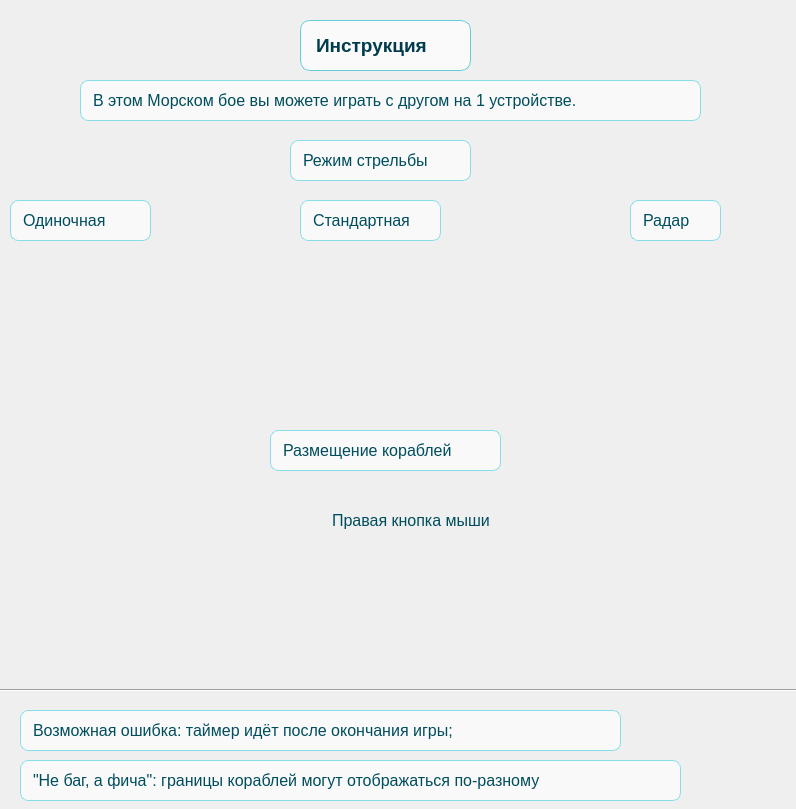
Above: instruction.ui from ArgentiLover/SeaBattleProject before the change. Below: the same form after it.
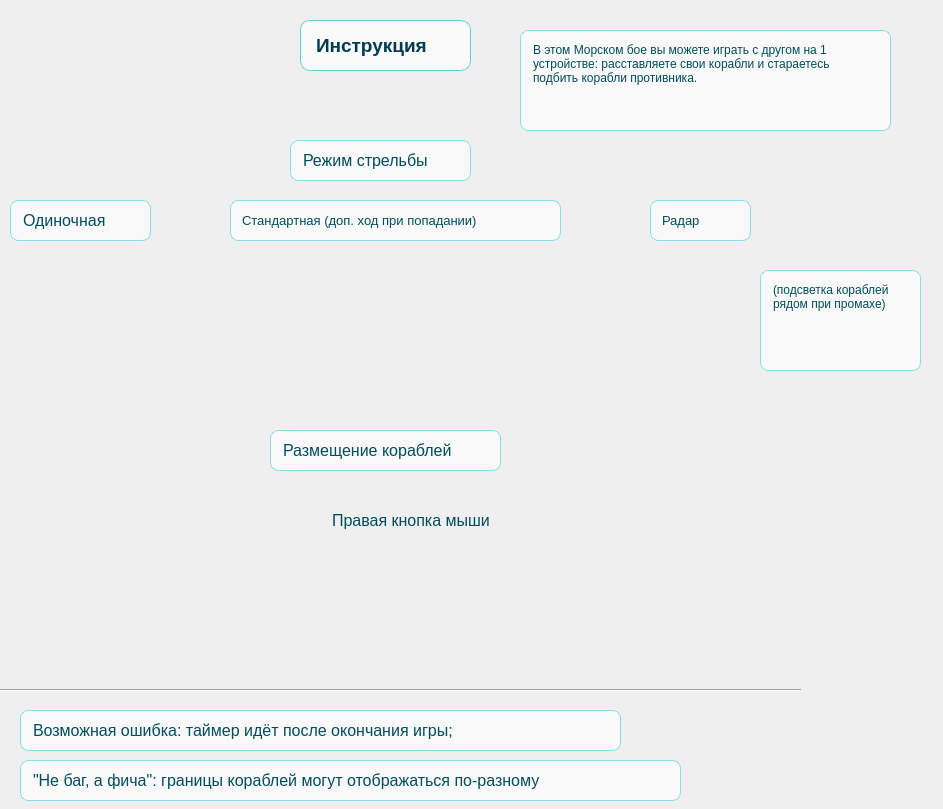
That is the form after the change. Icons and pictures are not drawn.

Commit message: изменил инструкцию

```diff
--- a/instruction.ui
+++ b/instruction.ui
@@ -6,7 +6,7 @@
    <rect>
     <x>0</x>
     <y>0</y>
-    <width>796</width>
+    <width>943</width>
     <height>809</height>
    </rect>
   </property>
@@ -46,30 +46,6 @@
     <string>Инструкция</string>
    </property>
   </widget>
-  <widget class="QLabel" name="label_2">
-   <property name="geometry">
-    <rect>
-     <x>80</x>
-     <y>80</y>
-     <width>621</width>
-     <height>41</height>
-    </rect>
-   </property>
-   <property name="styleSheet">
-    <string notr="true">background-color: rgba(255, 255, 255, 160);
-color: #004d5c;
-border: 1px solid #88ddea;
-border-radius: 8px;
-padding: 8px;
-font-size: 12pt;
-font-weight: normal;
-font-family: &quot;Segoe UI&quot;, &quot;Arial&quot;, sans-serif;
-</string>
-   </property>
-   <property name="text">
-    <string>В этом Морском бое вы можете играть с другом на 1 устройстве.</string>
-   </property>
-  </widget>
   <widget class="QLabel" name="label_3">
    <property name="geometry">
     <rect>
@@ -145,9 +121,9 @@
   <widget class="QLabel" name="label_6">
    <property name="geometry">
     <rect>
-     <x>300</x>
+     <x>230</x>
      <y>200</y>
-     <width>141</width>
+     <width>331</width>
      <height>41</height>
     </rect>
    </property>
@@ -157,21 +133,21 @@
 border: 1px solid #88ddea;
 border-radius: 8px;
 padding: 8px;
-font-size: 12pt;
+font-size: 10pt;
 font-weight: normal;
 font-family: &quot;Segoe UI&quot;, &quot;Arial&quot;, sans-serif;
 </string>
    </property>
    <property name="text">
-    <string>Стандартная</string>
+    <string>Стандартная (доп. ход при попадании)</string>
    </property>
   </widget>
   <widget class="QLabel" name="label_7">
    <property name="geometry">
     <rect>
-     <x>630</x>
+     <x>650</x>
      <y>200</y>
-     <width>91</width>
+     <width>101</width>
      <height>41</height>
     </rect>
    </property>
@@ -181,13 +157,13 @@
 border: 1px solid #88ddea;
 border-radius: 8px;
 padding: 8px;
-font-size: 12pt;
+font-size: 10pt;
 font-weight: normal;
 font-family: &quot;Segoe UI&quot;, &quot;Arial&quot;, sans-serif;
 </string>
    </property>
    <property name="text">
-    <string>Радар</string>
+    <string>Радар </string>
    </property>
   </widget>
   <widget class="QLabel" name="label_8">
@@ -385,6 +361,68 @@
     <string>&quot;Не баг, а фича&quot;: границы кораблей могут отображаться по-разному</string>
    </property>
   </widget>
+  <widget class="QTextBrowser" name="textBrowser">
+   <property name="geometry">
+    <rect>
+     <x>520</x>
+     <y>30</y>
+     <width>371</width>
+     <height>101</height>
+    </rect>
+   </property>
+   <property name="styleSheet">
+    <string notr="true">background-color: rgba(255, 255, 255, 160);
+color: #004d5c;
+border: 1px solid #88ddea;
+border-radius: 8px;
+padding: 8px;
+font-size: 14pt;
+font-weight: normal;
+font-family: &quot;Segoe UI&quot;, &quot;Arial&quot;, sans-serif;
+</string>
+   </property>
+   <property name="html">
+    <string>&lt;!DOCTYPE HTML PUBLIC &quot;-//W3C//DTD HTML 4.0//EN&quot; &quot;http://www.w3.org/TR/REC-html40/strict.dtd&quot;&gt;
+&lt;html&gt;&lt;head&gt;&lt;meta name=&quot;qrichtext&quot; content=&quot;1&quot; /&gt;&lt;meta charset=&quot;utf-8&quot; /&gt;&lt;style type=&quot;text/css&quot;&gt;
+p, li { white-space: pre-wrap; }
+hr { height: 1px; border-width: 0; }
+li.unchecked::marker { content: &quot;\2610&quot;; }
+li.checked::marker { content: &quot;\2612&quot;; }
+&lt;/style&gt;&lt;/head&gt;&lt;body style=&quot; font-family:'Segoe UI','Arial','sans-serif'; font-size:14pt; font-weight:400; font-style:normal;&quot;&gt;
+&lt;p style=&quot; margin-top:0px; margin-bottom:0px; margin-left:0px; margin-right:0px; -qt-block-indent:0; text-indent:0px;&quot;&gt;&lt;span style=&quot; font-family:'Segoe UI'; font-size:9pt;&quot;&gt;В этом Морском бое вы можете играть с другом на 1 устройстве: расставляете свои корабли и стараетесь подбить корабли противника.&lt;/span&gt;&lt;/p&gt;&lt;/body&gt;&lt;/html&gt;</string>
+   </property>
+  </widget>
+  <widget class="QTextBrowser" name="textBrowser_2">
+   <property name="geometry">
+    <rect>
+     <x>760</x>
+     <y>270</y>
+     <width>161</width>
+     <height>101</height>
+    </rect>
+   </property>
+   <property name="styleSheet">
+    <string notr="true">background-color: rgba(255, 255, 255, 160);
+color: #004d5c;
+border: 1px solid #88ddea;
+border-radius: 8px;
+padding: 8px;
+font-size: 14pt;
+font-weight: normal;
+font-family: &quot;Segoe UI&quot;, &quot;Arial&quot;, sans-serif;
+</string>
+   </property>
+   <property name="html">
+    <string>&lt;!DOCTYPE HTML PUBLIC &quot;-//W3C//DTD HTML 4.0//EN&quot; &quot;http://www.w3.org/TR/REC-html40/strict.dtd&quot;&gt;
+&lt;html&gt;&lt;head&gt;&lt;meta name=&quot;qrichtext&quot; content=&quot;1&quot; /&gt;&lt;meta charset=&quot;utf-8&quot; /&gt;&lt;style type=&quot;text/css&quot;&gt;
+p, li { white-space: pre-wrap; }
+hr { height: 1px; border-width: 0; }
+li.unchecked::marker { content: &quot;\2610&quot;; }
+li.checked::marker { content: &quot;\2612&quot;; }
+&lt;/style&gt;&lt;/head&gt;&lt;body style=&quot; font-family:'Segoe UI','Arial','sans-serif'; font-size:14pt; font-weight:400; font-style:normal;&quot;&gt;
+&lt;p style=&quot; margin-top:0px; margin-bottom:0px; margin-left:0px; margin-right:0px; -qt-block-indent:0; text-indent:0px;&quot;&gt;&lt;span style=&quot; font-family:'Segoe UI'; font-size:9pt;&quot;&gt;(подсветка кораблей рядом при промахе)&lt;/span&gt;&lt;/p&gt;&lt;/body&gt;&lt;/html&gt;</string>
+   </property>
+  </widget>
  </widget>
  <resources/>
  <connections/>
```
